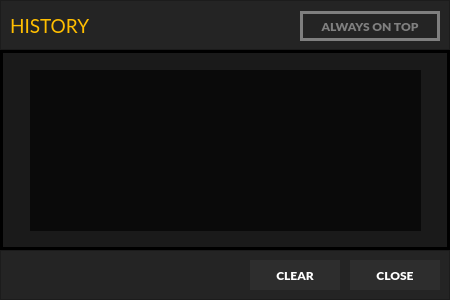
Old version of the form history_ui.ui in the repository wowvv0w/djmax-random-selector.
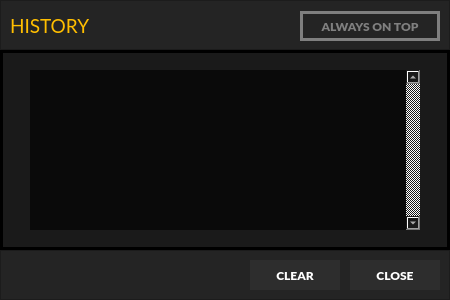
New version of the form.

The edit to the form file:
```diff
--- a/history_ui.ui
+++ b/history_ui.ui
@@ -136,8 +136,8 @@
      <rect>
       <x>30</x>
       <y>20</y>
-      <width>391</width>
-      <height>161</height>
+      <width>390</width>
+      <height>160</height>
      </rect>
     </property>
     <property name="font">
@@ -151,6 +151,9 @@
 	border:none;
 }</string>
     </property>
+    <property name="verticalScrollBarPolicy">
+     <enum>Qt::ScrollBarAlwaysOn</enum>
+    </property>
    </widget>
   </widget>
   <widget class="QFrame" name="frame_2">
```
